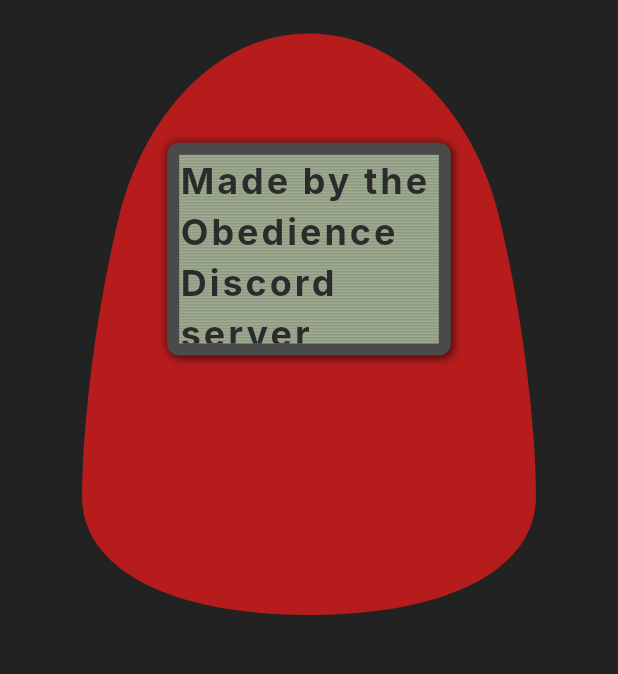
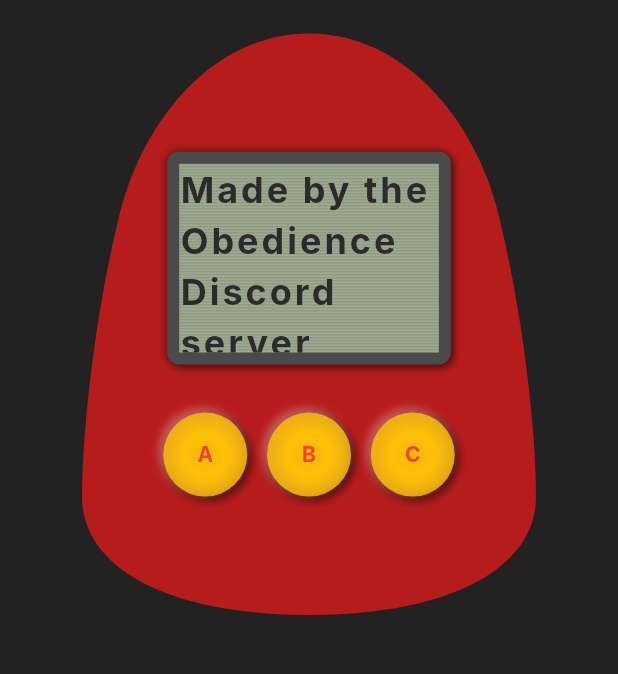
Before and after one commit to Obedience-Community/kinkagotchi, a Flutter app: the screen it shows after launch, on a phone screen of 412 x 824 dp, the part 84-758 px from its top. Run offline on Flutter 3.47's test engine with Material 3 defaults, Android fonts, the light colour scheme and no system bars; our stand-ins replace flutter_svg; Roboto replaces fonts that are missing (Inter).

Commit message:
Add basic buttons to UI

```diff
--- a/lib/main.dart
+++ b/lib/main.dart
@@ -1,6 +1,7 @@
 import 'package:flutter/material.dart';
 import 'widgets/lcd_display.dart';
 import 'widgets/egg_shape.dart';
+import 'widgets/button.dart';
 
 const Color darkGray = Color(0xFF222222);
 const String eggAssetPath = 'assets/egg.svg';
@@ -57,44 +58,104 @@
             child: LayoutBuilder(
               builder: (context, constraints) {
                 final screenWidth = constraints.maxWidth;
-                final screenHeight =
-                    constraints.maxHeight; // 👈 Get the available height
+                final screenHeight = constraints.maxHeight;
 
-                // 1. Calculate Egg Dimensions
-                // Egg width is 90% of screen width
                 final eggWidth = screenWidth * 0.90;
+                final maxEggHeight = screenHeight * 0.95;
+                final lcdWidth = eggWidth * 0.85;
 
-                // Calculate the maximum allowed height for the egg (95% of screen height)
-                final maxEggHeight = screenHeight * 0.95; // 👈 NEW CONSTRAINT
-
-                // LCD Dimensions
-                final lcdWidth = eggWidth * 0.85;
+                // The button radius is defined here to size the button row
+                const double buttonRadius = 28;
 
                 return Stack(
                   alignment: Alignment.center,
                   children: [
-                    // 2. The EggShape (Base layer, 90% width, MAX 95% height)
+                    // 1. The EggShape (Base layer, 90% width, MAX 80% height)
                     ConstrainedBox(
-                      // 👈 Use ConstrainedBox to enforce max height
                       constraints: BoxConstraints(
-                        maxHeight: maxEggHeight, // Set the maximum height
-                        // We also set the minimum and maximum width to be the calculated eggWidth
+                        maxHeight: maxEggHeight,
                         minWidth: eggWidth,
                         maxWidth: eggWidth,
                       ),
-                      child: Padding(
+                      child: const Padding(
                         padding: EdgeInsets.symmetric(vertical: 16.0),
                         child: EggShape(),
                       ),
                     ),
 
-                    // 3. The LCD Display (Overlay layer)
-                    SizedBox(
-                      width: lcdWidth,
-                      child: Padding(
-                        padding: EdgeInsets.only(bottom: 100),
-                        child: LcdDisplay(),
-                      ),
+                    // 2. The Overlay Content (LCD + Buttons)
+                    // We use a Column to stack the LCD and Buttons vertically,
+                    // and the Stack's alignment: Alignment.center centers this Column
+                    // over the EggShape.
+                    Column(
+                      mainAxisSize: MainAxisSize
+                          .min, // Essential: only take up needed space
+                      children: [
+                        // A. LCD Display
+                        SizedBox(
+                          width: lcdWidth,
+                          // Adjust vertical position UPWARD with negative padding (bottom)
+                          // or use a precise Alignment(x, y) if needed.
+                          child: const Padding(
+                            padding: EdgeInsets.only(
+                              top: 0,
+                            ), // Adjust this if needed
+                            child: LcdDisplay(),
+                          ),
+                        ),
+
+                        // Space between LCD and buttons
+                        const SizedBox(height: 32),
+
+                        // B. The Button Row (Constrained width)
+                        // 👈 NEW: Constrain the button Row's width to 80% of the LCD width
+                        SizedBox(
+                          width: lcdWidth * 0.70,
+                          child: Row(
+                            mainAxisAlignment: MainAxisAlignment.spaceEvenly,
+                            children: [
+                              // Button A
+                              Button(
+                                onPressed: () => print('Button A Pressed'),
+                                radius: buttonRadius,
+                                child: const Text(
+                                  'A',
+                                  style: TextStyle(
+                                    color: Colors.red,
+                                    fontWeight: FontWeight.bold,
+                                  ),
+                                ),
+                              ),
+
+                              // Button B
+                              Button(
+                                onPressed: () => print('Button B Pressed'),
+                                radius: buttonRadius,
+                                child: const Text(
+                                  'B',
+                                  style: TextStyle(
+                                    color: Colors.red,
+                                    fontWeight: FontWeight.bold,
+                                  ),
+                                ),
+                              ),
+
+                              // Button C
+                              Button(
+                                onPressed: () => print('Button C Pressed'),
+                                radius: buttonRadius,
+                                child: const Text(
+                                  'C',
+                                  style: TextStyle(
+                                    color: Colors.red,
+                                    fontWeight: FontWeight.bold,
+                                  ),
+                                ),
+                              ),
+                            ],
+                          ),
+                        ),
+                      ],
                     ),
                   ],
                 );
--- /dev/null
+++ b/lib/widgets/button.dart
@@ -0,0 +1,64 @@
+import 'package:flutter/material.dart';
+
+class Button extends StatelessWidget {
+  final VoidCallback onPressed;
+  final Widget? child;
+  final double radius; // Define radius for the button
+  final Color baseColor; // Base color for the button
+  final double borderWidth; // Thickness of the "inset" border
+
+  const Button({
+    Key? key,
+    required this.onPressed,
+    this.child,
+    this.radius = 60.0, // Default radius
+    this.baseColor = Colors.amber, // Default gold/amber color
+    this.borderWidth = 8.0, // Default border thickness
+  }) : super(key: key);
+
+  @override
+  Widget build(BuildContext context) {
+    return InkWell(
+      onTap: onPressed,
+      borderRadius: BorderRadius.circular(
+        radius,
+      ), // Makes the ripple effect round
+      child: Container(
+        width: radius * 2, // Diameter
+        height: radius * 2, // Diameter
+        decoration: BoxDecoration(
+          shape: BoxShape.circle,
+          // Gradient to give a slightly convex/3D look
+          gradient: RadialGradient(
+            colors: [
+              baseColor.withOpacity(0.9), // Slightly lighter center
+              baseColor,
+              baseColor.withOpacity(0.8), // Slightly darker edge
+            ],
+            stops: [0.0, 0.5, 1.0],
+          ),
+          // Inner shadow for the "inset" effect
+          boxShadow: [
+            BoxShadow(
+              color: Colors.black.withOpacity(0.6), // Dark shadow for depth
+              offset: Offset(2, 2),
+              blurRadius: 4,
+              spreadRadius: 1,
+            ),
+            BoxShadow(
+              color: Colors.white.withOpacity(
+                0.3,
+              ), // Light highlight for contrast
+              offset: Offset(-2, -2),
+              blurRadius: 4,
+              spreadRadius: 1,
+            ),
+          ],
+        ),
+        child: Center(
+          child: child, // Place any child widget here (e.g., an icon or text)
+        ),
+      ),
+    );
+  }
+}
```
